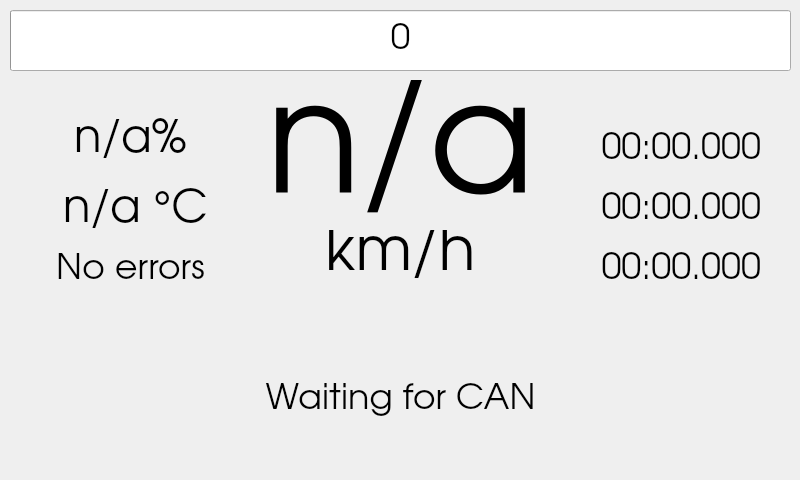
Before: the Qt Designer form Dash/mainwindow.ui in PUT-Motorsport/PUTM_EV_DASH_SOFTWARE_2022, drawn with Qt 5.
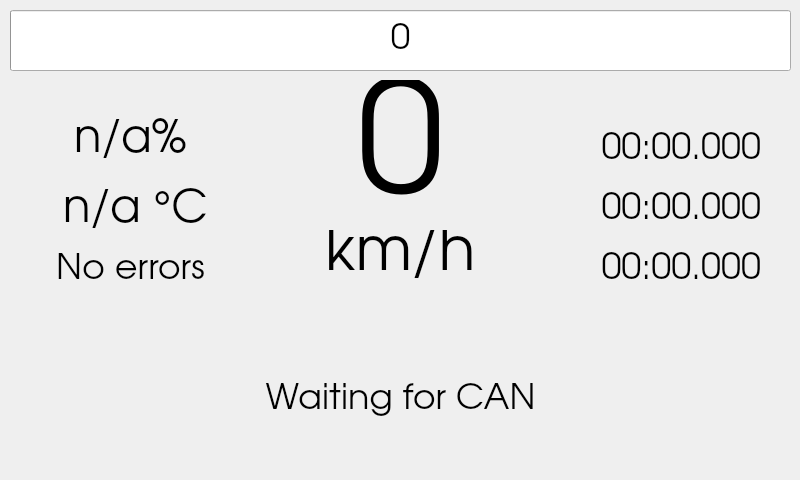
After: the same form once the commit is applied.

What changed in the file:
```diff
--- a/Dash/mainwindow.ui
+++ b/Dash/mainwindow.ui
@@ -63,7 +63,7 @@
      </font>
     </property>
     <property name="text">
-     <string>n/a</string>
+     <string>0</string>
     </property>
     <property name="alignment">
      <set>Qt::AlignCenter</set>
```
